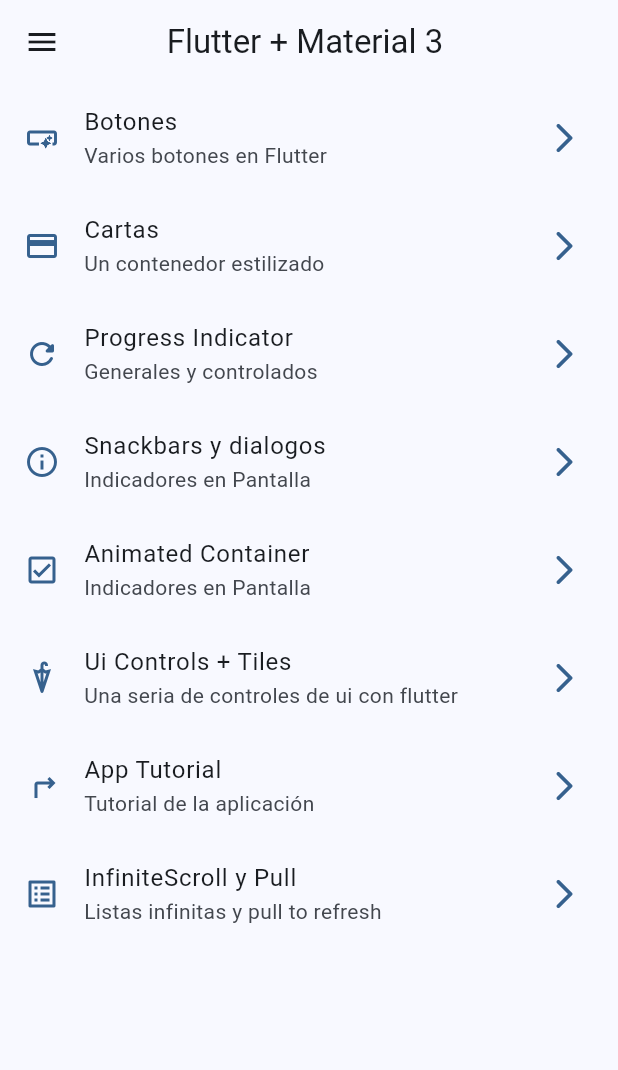
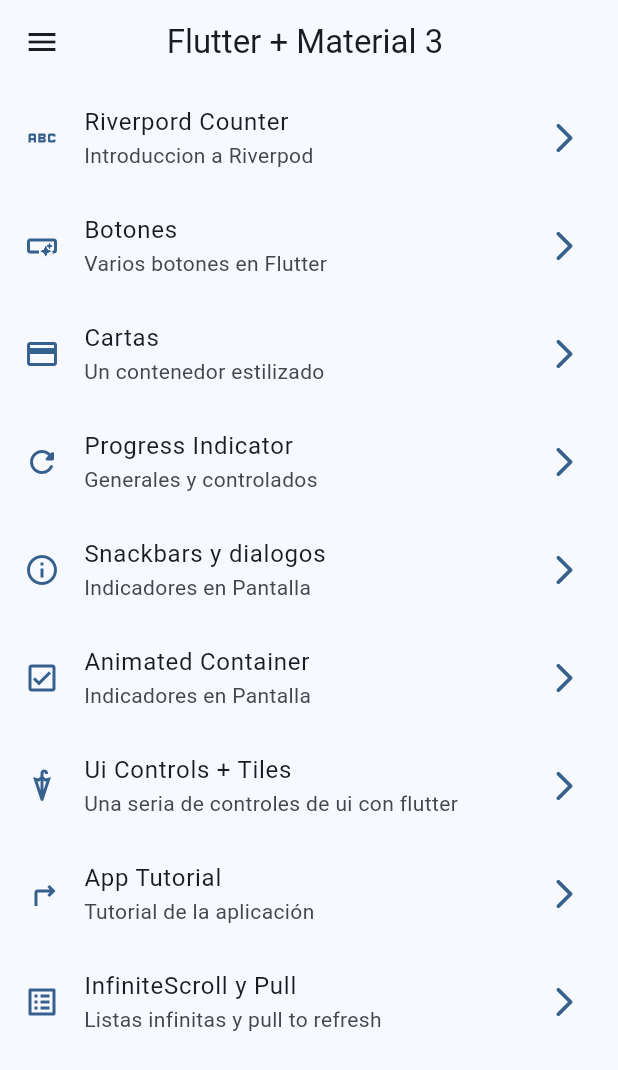
Before and after one commit to joelGabriel7/flutter-widget-app, a Flutter app: the screen it shows after launch, on a phone screen of 412 x 824 dp. Shown: the top 1070 px of the screen. Run offline on Flutter 3.47's test engine with Material 3 defaults, Android fonts, the phone set to English and light mode, and no system bars; our stand-ins replace animate_do, go_router.

Commit message:
Iniciando con riverpod

```diff
--- a/lib/config/menu/menu_item.dart
+++ b/lib/config/menu/menu_item.dart
@@ -6,8 +6,8 @@ class MenuItem {
   final String link;
   final IconData icon;
 
-  const MenuItem({
-     required this.title,
+  const MenuItem(
+      {required this.title,
       required this.subTitle,
       required this.link,
       required this.icon});
@@ -15,57 +15,48 @@ class MenuItem {
 
 const appMenuItems = <MenuItem>[
   MenuItem(
+      title: 'Riverpord Counter',
+      subTitle: 'Introduccion a Riverpod',
+      link: "/counter_screen",
+      icon: Icons.abc),
+  MenuItem(
       title: 'Botones',
       subTitle: 'Varios botones en Flutter',
       link: "/buttons",
-      icon: Icons.smart_button_outlined
-      ),
-
+      icon: Icons.smart_button_outlined),
   MenuItem(
       title: 'Cartas',
       subTitle: 'Un contenedor estilizado',
       link: "/cards",
-      icon: Icons.credit_card
-   ),
-
+      icon: Icons.credit_card),
   MenuItem(
       title: 'Progress Indicator',
       subTitle: 'Generales y controlados',
       link: "/progress",
-      icon: Icons.refresh_rounded
-   ),
-
+      icon: Icons.refresh_rounded),
   MenuItem(
       title: 'Snackbars y dialogos',
       subTitle: 'Indicadores en Pantalla',
       link: "/snackbars",
-      icon: Icons.info_outline
-   ),
-
+      icon: Icons.info_outline),
   MenuItem(
       title: 'Animated Container',
       subTitle: 'Indicadores en Pantalla',
       link: "/animated",
-      icon: Icons.check_box_outlined
-   ),
+      icon: Icons.check_box_outlined),
   MenuItem(
       title: 'Ui Controls + Tiles',
       subTitle: 'Una seria de controles de ui con flutter',
       link: "/ui-controls",
-      icon: Icons.umbrella_outlined
-   ),
+      icon: Icons.umbrella_outlined),
   MenuItem(
       title: 'App Tutorial',
       subTitle: 'Tutorial de la aplicación',
       link: "/tutorial",
-      icon: Icons.turn_right
-   ),
+      icon: Icons.turn_right),
   MenuItem(
       title: 'InfiniteScroll y Pull',
       subTitle: 'Listas infinitas y pull to refresh',
       link: "/infinite",
-      icon: Icons.list_alt_outlined
-   ),
-
-
+      icon: Icons.list_alt_outlined),
 ];
--- a/lib/config/router/app_router.dart
+++ b/lib/config/router/app_router.dart
@@ -56,5 +56,10 @@ final appRouter = GoRouter(
       name:InfiniteScrollScreens.name,
       builder: (context, state) => const InfiniteScrollScreens(),
     ),
+    GoRoute(
+      path: '/counter_screen',
+      name:CounterScreen.name,
+      builder: (context, state) => const CounterScreen(),
+    ),
   ],
 );
--- a/lib/presentations/screens/screens.dart
+++ b/lib/presentations/screens/screens.dart
@@ -5,6 +5,7 @@ export  'package:widgets_app/presentations/screens/animated/animated.screens.dar
 export  'package:widgets_app/presentations/screens/app_tutotial/app_tutorial_screen.dart';
 export 'package:widgets_app/presentations/screens/buttons/buttons_screen.dart';
 export 'package:widgets_app/presentations/screens/card/cards_screens.dart';
+export  'package:widgets_app/presentations/screens/counter/counter_screen.dart';
 export 'package:widgets_app/presentations/screens/home/home_screen.dart';
 export  'package:widgets_app/presentations/screens/infiniti_scroll/infinite_scroll_screens.dart';
 export  'package:widgets_app/presentations/screens/progress/progress_screen.dart';
```
Also changed, not shown: lib/presentations/screens/counter/counter_screen.dart (added, +26 -0 lines).
